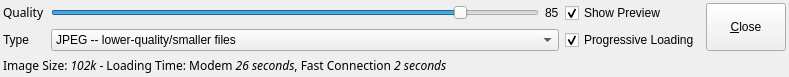
Old version of the form trunk/app/savesettingstool.ui in the repository BackupTheBerlios/imagerocket-svn.
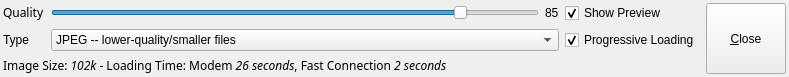
New version of the form.

Commit message: Fixed two bugs in RocketWindow's use of toolboxes Did user interface work on the crop and save settings toolboxes Made the show preview setting in brightness/contrast persist between instances Fixed a bug in the brightness/contrast toolbox

Diff of the .ui file:
```diff
--- a/trunk/app/savesettingstool.ui
+++ b/trunk/app/savesettingstool.ui
@@ -22,13 +22,6 @@
    <property name="spacing" >
     <number>6</number>
    </property>
-   <item row="2" column="0" colspan="5" >
-    <widget class="QLabel" name="lblSize" >
-     <property name="text" >
-      <string>&lt;html>&lt;head>&lt;meta name=&quot;qrichtext&quot; content=&quot;1&quot; />&lt;/head>&lt;body style=&quot; white-space: pre-wrap; font-family:Sans Serif; font-weight:400; font-style:normal; text-decoration:none;&quot;>&lt;p style=&quot; margin-top:0px; margin-bottom:0px; margin-left:0px; margin-right:0px; -qt-block-indent:0; text-indent:0px;&quot;>Image Size: &lt;span style=&quot; font-style:italic;&quot;>102k&lt;/span> - Loading Time: Modem &lt;span style=&quot; font-style:italic;&quot;>26 seconds&lt;/span>, Fast Connection &lt;span style=&quot; font-style:italic;&quot;>2 seconds&lt;/span>&lt;/p>&lt;/body>&lt;/html></string>
-     </property>
-    </widget>
-   </item>
    <item row="0" column="2" >
     <widget class="QLabel" name="label_2" >
      <property name="text" >
@@ -97,7 +90,14 @@
      </property>
     </widget>
    </item>
-   <item rowspan="2" row="0" column="4" >
+   <item row="2" column="0" colspan="4" >
+    <widget class="QLabel" name="lblSize" >
+     <property name="text" >
+      <string>&lt;html>&lt;head>&lt;meta name=&quot;qrichtext&quot; content=&quot;1&quot; />&lt;/head>&lt;body style=&quot; white-space: pre-wrap; font-family:Sans Serif; font-weight:400; font-style:normal; text-decoration:none;&quot;>&lt;p style=&quot; margin-top:0px; margin-bottom:0px; margin-left:0px; margin-right:0px; -qt-block-indent:0; text-indent:0px;&quot;>Image Size: &lt;span style=&quot; font-style:italic;&quot;>102k&lt;/span> - Loading Time: Modem &lt;span style=&quot; font-style:italic;&quot;>26 seconds&lt;/span>, Fast Connection &lt;span style=&quot; font-style:italic;&quot;>2 seconds&lt;/span>&lt;/p>&lt;/body>&lt;/html></string>
+     </property>
+    </widget>
+   </item>
+   <item rowspan="3" row="0" column="4" >
     <widget class="QPushButton" name="btnClose" >
      <property name="sizePolicy" >
       <sizepolicy>
```
Left out of the diff: 1 changed line with no effect on the pictures. The commit also changes 6 other files.
